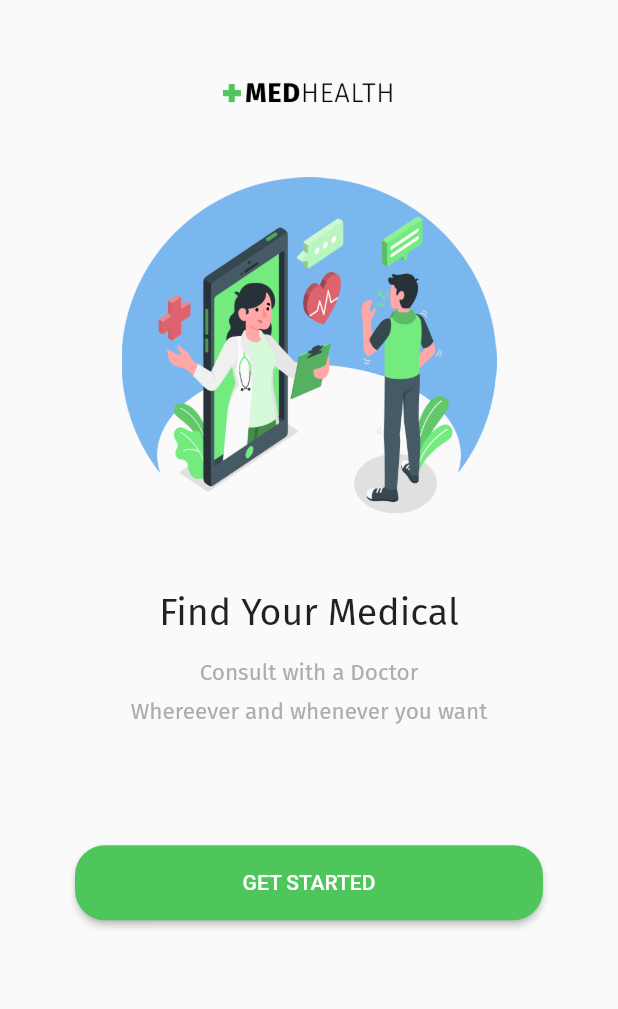
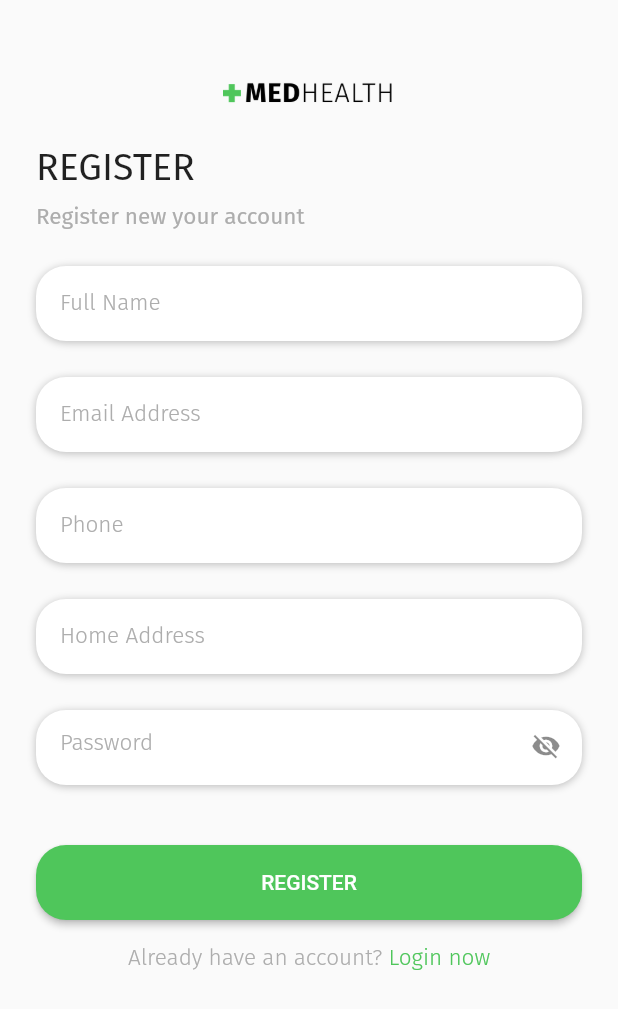
Before and after one commit to Ibrahim-K98han/online_medicine_apps, a Flutter app: the screen it shows after launch, after a tap on "GET STARTED", on a phone screen of 412 x 824 dp. Shown: the top 1009 px of the screen. Run offline on Flutter 3.47's test engine with Material 2 defaults, Android fonts, the light colour scheme and no system bars; our stand-ins replace google_fonts.

Commit message:
register page ui done

```diff
--- a/lib/main.dart
+++ b/lib/main.dart
@@ -19,8 +19,9 @@ class MyApp extends StatelessWidget {
       // ),
       debugShowCheckedModeBanner: false,
       theme: ThemeData(
-        primaryColor: greenColor,
-      ),
+          colorScheme: ColorScheme.fromSeed(
+        seedColor: greenColor,
+      )),
       home: SplashScreen(),
     );
   }
--- a/lib/screen/register_screen.dart
+++ b/lib/screen/register_screen.dart
@@ -0,0 +1,250 @@
+import 'package:flutter/material.dart';
+import 'package:online_medicine_apps/theme.dart';
+import 'package:online_medicine_apps/widget/button_primary.dart';
+import 'package:online_medicine_apps/widget/general_logo_space.dart';
+
+class RegisterScreen extends StatefulWidget {
+  const RegisterScreen({super.key});
+
+  @override
+  State<RegisterScreen> createState() => _RegisterScreenState();
+}
+
+class _RegisterScreenState extends State<RegisterScreen> {
+  bool _secureText = true;
+  showHide() {
+    setState(() {
+      _secureText = !_secureText;
+    });
+  }
+
+  @override
+  Widget build(BuildContext context) {
+    return Scaffold(
+      body: ListView(
+        children: [
+          const GeneralLogoSpace(),
+          Container(
+            padding: const EdgeInsets.all(24),
+            child: Column(
+              crossAxisAlignment: CrossAxisAlignment.start,
+              children: [
+                Text(
+                  'register'.toUpperCase(),
+                  style: regularTextStyle.copyWith(fontSize: 25),
+                ),
+                const SizedBox(
+                  height: 8,
+                ),
+                Text(
+                  'Register new your account',
+                  style: regularTextStyle.copyWith(
+                    fontSize: 15,
+                    color: greyLightColor,
+                  ),
+                ),
+                const SizedBox(
+                  height: 24,
+                ),
+                Container(
+                  padding: const EdgeInsets.only(left: 16),
+                  height: 50,
+                  decoration: BoxDecoration(
+                      borderRadius: BorderRadius.circular(20),
+                      boxShadow: const [
+                        BoxShadow(
+                            color: Color(0x40000000),
+                            offset: Offset(0, 1),
+                            blurRadius: 4,
+                            spreadRadius: 0)
+                      ],
+                      color: whiteColor),
+                  width: MediaQuery.of(context).size.width,
+                  child: TextField(
+                    decoration: InputDecoration(
+                      border: InputBorder.none,
+                      hintText: 'Full Name',
+                      hintStyle: lightTextStyle.copyWith(
+                        fontSize: 15,
+                        color: greyLightColor,
+                      ),
+                    ),
+                  ),
+                ),
+                const SizedBox(
+                  height: 24,
+                ),
+                Container(
+                  padding: const EdgeInsets.only(left: 16),
+                  height: 50,
+                  decoration: BoxDecoration(
+                      borderRadius: BorderRadius.circular(20),
+                      boxShadow: const [
+                        BoxShadow(
+                            color: Color(0x40000000),
+                            offset: Offset(0, 1),
+                            blurRadius: 4,
+                            spreadRadius: 0)
+                      ],
+                      color: whiteColor),
+                  width: MediaQuery.of(context).size.width,
+                  child: TextField(
+                    decoration: InputDecoration(
+                      border: InputBorder.none,
+                      hintText: 'Email Address',
+                      hintStyle: lightTextStyle.copyWith(
+                        fontSize: 15,
+                        color: greyLightColor,
+                      ),
+                    ),
+                  ),
+                ),
+                const SizedBox(
+                  height: 24,
+                ),
+                Container(
+                  padding: const EdgeInsets.only(left: 16),
+                  height: 50,
+                  decoration: BoxDecoration(
+                      borderRadius: BorderRadius.circular(20),
+                      boxShadow: const [
+                        BoxShadow(
+                            color: Color(0x40000000),
+                            offset: Offset(0, 1),
+                            blurRadius: 4,
+                            spreadRadius: 0)
+                      ],
+                      color: whiteColor),
+                  width: MediaQuery.of(context).size.width,
+                  child: TextField(
+                    decoration: InputDecoration(
+                      border: InputBorder.none,
+                      hintText: 'Phone',
+                      hintStyle: lightTextStyle.copyWith(
+                        fontSize: 15,
+                        color: greyLightColor,
+                      ),
+                    ),
+                  ),
+                ),
+                const SizedBox(
+                  height: 24,
+                ),
+                Container(
+                  padding: const EdgeInsets.only(left: 16),
+                  height: 50,
+                  decoration: BoxDecoration(
+                      borderRadius: BorderRadius.circular(20),
+                      boxShadow: const [
+                        BoxShadow(
+                            color: Color(0x40000000),
+                            offset: Offset(0, 1),
+                            blurRadius: 4,
+                            spreadRadius: 0)
+                      ],
+                      color: whiteColor),
+                  width: MediaQuery.of(context).size.width,
+                  child: TextField(
+                    decoration: InputDecoration(
+                      border: InputBorder.none,
+                      hintText: 'Home Address',
+                      hintStyle: lightTextStyle.copyWith(
+                        fontSize: 15,
+                        color: greyLightColor,
+                      ),
+                    ),
+                  ),
+                ),
+                const SizedBox(
+                  height: 24,
+                ),
+                Container(
+                  padding: const EdgeInsets.only(left: 16),
+                  height: 50,
+                  decoration: BoxDecoration(
+                      borderRadius: BorderRadius.circular(20),
+                      boxShadow: const [
+                        BoxShadow(
+                            color: Color(0x40000000),
+                            offset: Offset(0, 1),
+                            blurRadius: 4,
+                            spreadRadius: 0)
+                      ],
+                      color: whiteColor),
+                  width: MediaQuery.of(context).size.width,
+                  child: TextField(
+                    obscureText: _secureText,
+                    decoration: InputDecoration(
+                      suffixIcon: IconButton(
+                        onPressed: showHide,
+                        icon: _secureText
+                            ? const Icon(
+                                Icons.visibility_off,
+                                size: 20,
+                              )
+                            : const Icon(
+                                Icons.visibility,
+                                size: 20,
+                              ),
+                      ),
+                      border: InputBorder.none,
+                      hintText: 'Password',
+                      hintStyle: lightTextStyle.copyWith(
+                        fontSize: 15,
+                        color: greyLightColor,
+                      ),
+                    ),
+                  ),
+                ),
+                const SizedBox(
+                  height: 40,
+                ),
+                SizedBox(
+                  width: MediaQuery.of(context).size.width,
+                  height: 50,
+                  child: ElevatedButton(
+                    style: ElevatedButton.styleFrom(
+                      backgroundColor: greenColor,
+                      shape: RoundedRectangleBorder(
+                        borderRadius: BorderRadius.circular(20),
+                      ),
+                    ),
+                    onPressed: () {
+                      // Navigator.pushReplacement(
+                      //   context,
+                      //   MaterialPageRoute(
+                      //     builder: (context) => RegisterScreen(),
+                      //   ),
+                      // );
+                    },
+                    child: Text(
+                      'register'.toUpperCase(),
+                    ),
+                  ),
+                ),
+                const SizedBox(
+                  height: 16,
+                ),
+                Row(
+                  mainAxisAlignment: MainAxisAlignment.center,
+                  children: [
+                    Text(
+                      'Already have an account? ',
+                      style: lightTextStyle.copyWith(
+                          color: greyLightColor, fontSize: 15),
+                    ),
+                    Text(
+                      'Login now',
+                      style: lightTextStyle.copyWith(
+                          color: greenColor, fontSize: 15),
+                    )
+                  ],
+                )
+              ],
+            ),
+          )
+        ],
+      ),
+    );
+  }
+}
--- a/lib/screen/splash_screen.dart
+++ b/lib/screen/splash_screen.dart
@@ -1,4 +1,5 @@
 import 'package:flutter/material.dart';
+import 'package:online_medicine_apps/screen/register_screen.dart';
 import 'package:online_medicine_apps/widget/button_primary.dart';
 import 'package:online_medicine_apps/widget/general_logo_space.dart';
 
@@ -37,7 +38,14 @@ class SplashScreen extends StatelessWidget {
                     borderRadius: BorderRadius.circular(20),
                   ),
                 ),
-                onPressed: () {},
+                onPressed: () {
+                  Navigator.pushReplacement(
+                    context,
+                    MaterialPageRoute(
+                      builder: (context) => RegisterScreen(),
+                    ),
+                  );
+                },
                 child: Text(
                   'get started'.toUpperCase(),
                 ),
--- a/lib/theme.dart
+++ b/lib/theme.dart
@@ -2,7 +2,7 @@ import 'package:flutter/material.dart';
 import 'package:google_fonts/google_fonts.dart';
 
 //Theme color
-Color greenColor = Color(0xff4fc65b);
+Color greenColor = const Color(0xff4fc65b);
 Color whiteColor = Color(0xffffffff);
 Color blackColor = Color(0xff000000);
 Color greyBoldColor = Color(0xff696060);
--- a/lib/widget/general_logo_space.dart
+++ b/lib/widget/general_logo_space.dart
@@ -1,8 +1,8 @@
 import 'package:flutter/material.dart';
 
 class GeneralLogoSpace extends StatelessWidget {
-  const GeneralLogoSpace({super.key, required this.child});
-  final Widget child;
+  const GeneralLogoSpace({super.key, this.child});
+  final Widget? child;
 
   @override
   Widget build(BuildContext context) {
```
